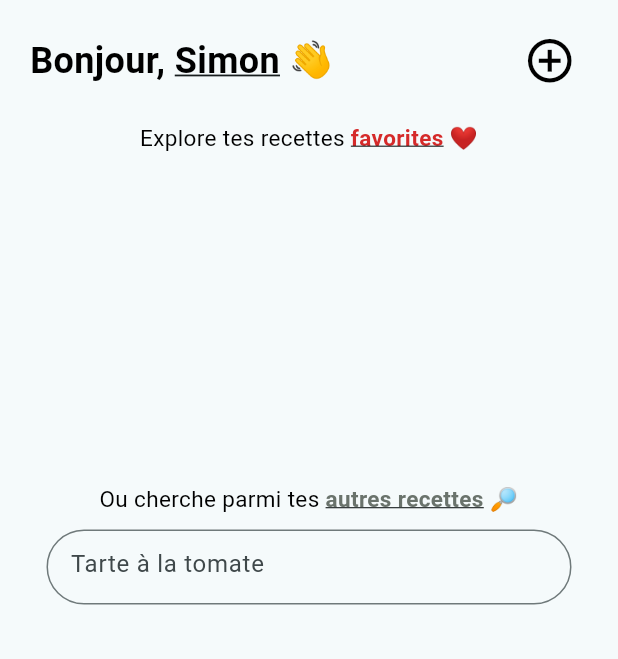
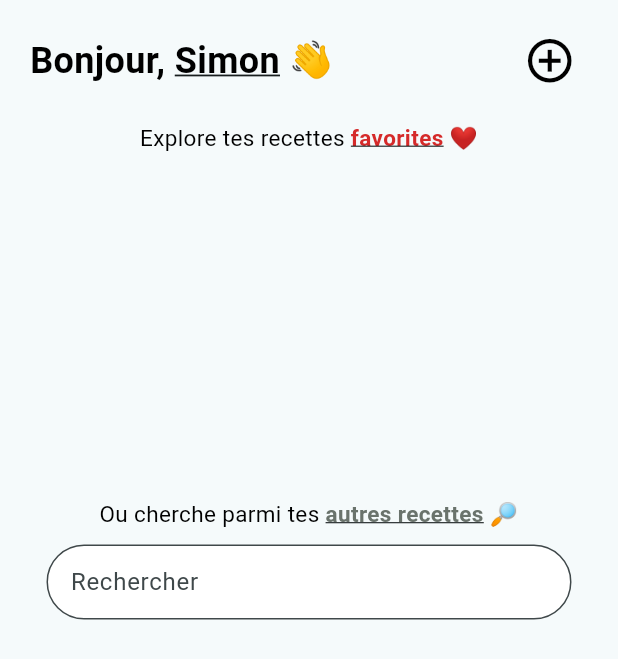
Before and after one commit to EstebanzG/recipes, a Flutter app: the screen it shows after launch, on a phone screen of 412 x 824 dp. Shown: the top 659 px of the screen. Run offline on Flutter 3.47's test engine with Material 3 defaults, Android fonts, the phone set to English and light mode, and no system bars; our stand-ins replace drift, flutter_bloc, sqlite3_flutter_libs; missing offline and left inert: sqlite3; accounts and stored records are empty; generated files the repository leaves out were written again.

Commit message:
[FIX] review UI + search bar

```diff
--- a/lib/main.dart
+++ b/lib/main.dart
@@ -18,7 +18,7 @@ class MyApp extends StatelessWidget {
       theme: ThemeData(
         fontFamily: 'Roboto',
         colorScheme: ColorScheme.fromSeed(
-          seedColor: Colors.grey,
+          seedColor: Colors.white,
         ),
         dialogBackgroundColor: Colors.white,
         useMaterial3: true,
@@ -31,14 +31,6 @@ class MyApp extends StatelessWidget {
           ],
           child: BlocBuilder<RecipesCubit, RecipesState>(
               builder: (BuildContext context, RecipesState state) {
-            if (state is FailureState) {
-              return const Scaffold(
-                body: Center(
-                  child: Text('Une erreur est survenue !'),
-                ),
-              );
-            }
-
             return const HomePage();
           })));
 }
--- a/lib/ui/pages/home.page.dart
+++ b/lib/ui/pages/home.page.dart
@@ -1,5 +1,6 @@
 import 'package:flutter/material.dart';
 import 'package:flutter_bloc/flutter_bloc.dart';
+import 'package:recipes/data/dto/recipe_detail_dto.dart';
 import 'package:recipes/ui/cubit/cubit.state.dart';
 
 import '../cubit/recipes.cubit.dart';
@@ -9,7 +10,6 @@ import '../widget/header.widget.dart';
 import '../widget/others_recipes.widget.dart';
 
 class HomePage extends StatefulWidget {
-
   const HomePage({
     super.key,
   });
@@ -19,7 +19,6 @@ class HomePage extends StatefulWidget {
 }
 
 class _HomePageState extends State<HomePage> {
-
   @override
   void initState() {
     BlocProvider.of<RecipesCubit>(context).getAll();
@@ -28,28 +27,32 @@ class _HomePageState extends State<HomePage> {
 
   @override
   Widget build(BuildContext context) {
-    return BlocBuilder<RecipesCubit, RecipesState>(
-        builder: (context, state) {
+    return BlocBuilder<RecipesCubit, RecipesState>(builder: (context, state) {
+      if (state is FailureState<RecipesStateData>) {
+        return const Scaffold(
+          body: Center(
+            child: Text('Error occurred!'),
+          ),
+        );
+      }
+
+      List<RecipeDetailDto> recipes = [];
       if (state is SuccessState<RecipesStateData>) {
+        recipes = state.data.recipes;
+      }
+
       return Scaffold(
         body: SafeArea(
           bottom: false,
           child: SingleChildScrollView(
             child: Column(children: [
               const Header(),
-                    FavoriteRecipes(recipes: state.data.recipes),
-                    OtherRecipes(recipes: state.data.recipes)
+              FavoriteRecipes(recipes: recipes),
+              OtherRecipes(recipes: recipes)
             ]),
           ),
         ),
       );
-          } else {
-            return const Scaffold(
-              body: Center(
-                child: Text('Error occurred!'),
-              ),
-            );
-          }
     });
   }
 }
--- a/lib/ui/widget/favorite_recipes.widget.dart
+++ b/lib/ui/widget/favorite_recipes.widget.dart
@@ -3,7 +3,7 @@ import 'package:flutter_bloc/flutter_bloc.dart';
 import 'package:recipes/data/dto/recipe_detail_dto.dart';
 
 import '../cubit/recipes.cubit.dart';
-import 'meal_card.widget.dart';
+import 'recipe_card.widget.dart';
 
 class FavoriteRecipes extends StatelessWidget {
   final List<RecipeDetailDto> recipes;
@@ -50,7 +50,7 @@ class FavoriteRecipes extends StatelessWidget {
         ),
       ),
       Padding(
-          padding: const EdgeInsets.only(left: 20),
+          padding: const EdgeInsets.only(left: 20, top: 10),
           child: SizedBox(
               height: 200,
               child: ListView.builder(
@@ -58,10 +58,10 @@ class FavoriteRecipes extends StatelessWidget {
                 itemCount: recipes.length,
                 itemBuilder: (BuildContext context, int index) {
                   return Row(children: [
-                    MealCard(
+                    RecipeCard(
                         recipe: recipes[index],
                         recipesCubit: BlocProvider.of<RecipesCubit>(context)),
-                    const SizedBox(width: 20)
+                    const SizedBox(width: 40)
                   ]);
                 },
               )))
--- a/lib/ui/widget/others_recipes.widget.dart
+++ b/lib/ui/widget/others_recipes.widget.dart
@@ -3,7 +3,7 @@ import 'package:flutter_bloc/flutter_bloc.dart';
 import 'package:recipes/data/dto/recipe_detail_dto.dart';
 
 import '../cubit/recipes.cubit.dart';
-import 'meal_card.widget.dart';
+import 'recipe_card.widget.dart';
 
 class OtherRecipes extends StatelessWidget {
   final List<RecipeDetailDto> recipes;
@@ -19,7 +19,9 @@ class OtherRecipes extends StatelessWidget {
       children: [
         const Padding(
           padding: EdgeInsets.only(top: 20, bottom: 10),
-          child: Column(
+          child: Flex(
+            direction: Axis.horizontal,
+            mainAxisAlignment: MainAxisAlignment.center,
             children: [
               Text.rich(
                 TextSpan(
@@ -55,36 +57,48 @@ class OtherRecipes extends StatelessWidget {
             ],
           ),
         ),
-        const SizedBox(
+        SizedBox(
           width: 350,
           height: 50,
-          child: TextField(
-            decoration: InputDecoration(
+          child: TextFormField(
+            decoration: const InputDecoration(
               border: OutlineInputBorder(
                 borderRadius: BorderRadius.all(Radius.circular(50)),
               ),
               focusedBorder: OutlineInputBorder(
                 borderRadius: BorderRadius.all(Radius.circular(50)),
               ),
+              filled: true,
+              fillColor: Colors.white,
               hintText: 'Tarte à la tomate',
+              labelText: 'Rechercher'
             ),
             cursorColor: Colors.black,
+            onChanged: (String value) {
+              BlocProvider.of<RecipesCubit>(context).getAllByName(value);
+            },
           ),
         ),
         Padding(
-          padding: const EdgeInsets.only(top: 20),
-          child: Column(
-            children: [
-              for (var recipe in recipes)
-                Column(
-                  children: [
-                    MealCard(
-                        recipe: recipe,
-                        recipesCubit: BlocProvider.of<RecipesCubit>(context)),
-                    const SizedBox(height: 20)
-                  ],
-                )
-            ],
+          padding: const EdgeInsets.all(20),
+          child: GridView.builder(
+            shrinkWrap: true,
+            physics: const NeverScrollableScrollPhysics(),
+            gridDelegate: const SliverGridDelegateWithFixedCrossAxisCount(
+              crossAxisCount: 2,
+              crossAxisSpacing: 20,
+              mainAxisSpacing: 20,
+            ),
+            itemCount: recipes.length,
+            itemBuilder: (context, index) {
+              return SizedBox(
+                height: 200,
+                child: RecipeCard(
+                  recipe: recipes[index],
+                  recipesCubit: BlocProvider.of<RecipesCubit>(context),
+                ),
+              ) ;
+            },
           ),
         ),
       ],
--- a/pubspec.yaml
+++ b/pubspec.yaml
@@ -34,6 +34,7 @@ dependencies:
   sqlite3_flutter_libs: ^0.5.0
   path_provider: ^2.0.0
   path: ^1.8.3
+  image_picker: ^1.0.7
 
 
   # The following adds the Cupertino Icons font to your application.
```
Also changed, not shown: lib/ui/cubit/recipes.cubit.dart (+15 -0 lines), lib/ui/widget/meal_card.widget.dart (deleted, +0 -49 lines), lib/ui/widget/recipe_card.widget.dart (added, +98 -0 lines), pubspec.lock. Lines whose indentation alone changed are shown as unchanged.
